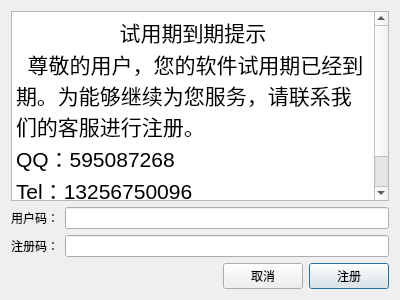
Before: the Qt Designer form manual/registerdialog.ui in yasb001/manual, drawn with Qt 5.
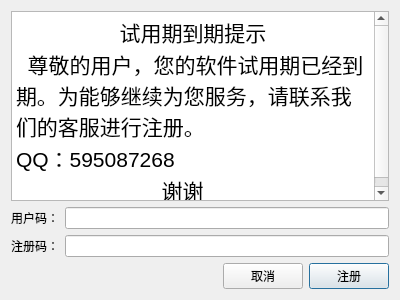
After: the same form once the commit is applied.

Patch:
```diff
--- a/manual/registerdialog.ui
+++ b/manual/registerdialog.ui
@@ -24,7 +24,6 @@
 &lt;p align=&quot;center&quot; style=&quot; margin-top:0px; margin-bottom:0px; margin-left:0px; margin-right:0px; -qt-block-indent:0; text-indent:0px;&quot;&gt;&lt;span style=&quot; font-size:16pt;&quot;&gt;试用期到期提示&lt;/span&gt;&lt;/p&gt;
 &lt;p style=&quot; margin-top:0px; margin-bottom:0px; margin-left:0px; margin-right:0px; -qt-block-indent:0; text-indent:0px;&quot;&gt;&lt;span style=&quot; font-size:16pt;&quot;&gt;  尊敬的用户，您的软件试用期已经到期。为能够继续为您服务，请联系我们的客服进行注册。&lt;/span&gt;&lt;/p&gt;
 &lt;p style=&quot; margin-top:0px; margin-bottom:0px; margin-left:0px; margin-right:0px; -qt-block-indent:0; text-indent:0px;&quot;&gt;&lt;span style=&quot; font-size:16pt;&quot;&gt;QQ：595087268&lt;/span&gt;&lt;/p&gt;
-&lt;p style=&quot; margin-top:0px; margin-bottom:0px; margin-left:0px; margin-right:0px; -qt-block-indent:0; text-indent:0px;&quot;&gt;&lt;span style=&quot; font-size:16pt;&quot;&gt;Tel：13256750096&lt;/span&gt;&lt;/p&gt;
 &lt;p style=&quot; margin-top:0px; margin-bottom:0px; margin-left:0px; margin-right:0px; -qt-block-indent:0; text-indent:0px;&quot;&gt;&lt;span style=&quot; font-size:16pt;&quot;&gt;                         谢谢&lt;/span&gt;&lt;/p&gt;&lt;/body&gt;&lt;/html&gt;</string>
      </property>
      <property name="placeholderText">
```
